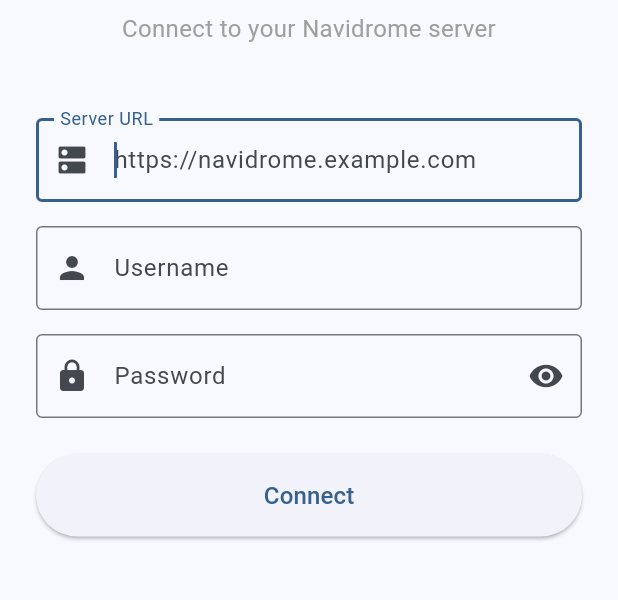
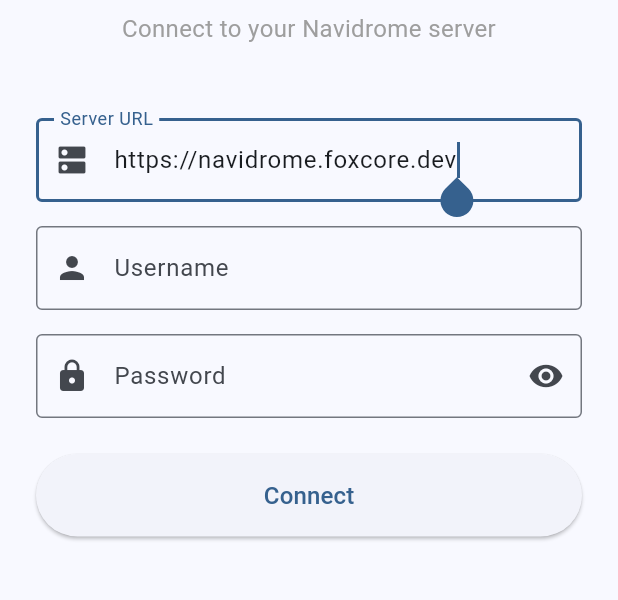
Before and after one commit to Raposo06/Anywhere-Music-Player, a Flutter app: the screen it shows after launch, on a phone screen of 412 x 824 dp, the part 452-1052 px from its top. Run offline on Flutter 3.47's test engine with Material 3 defaults, Android fonts, the phone set to English and light mode, and no system bars; our stand-ins replace audio_service, cached_network_image, flutter_secure_storage, just_audio, permission_handler, shared_preferences; missing offline and left inert: smtc_windows, windows_taskbar; accounts and stored records are empty.

Commit message:
Default server URL to https://navidrome.foxcore.dev
https://claude.ai/code/session_01QbmW243eJhAHBmQnZjpf1D

```diff
--- a/flutter_app/lib/screens/login_screen.dart
+++ b/flutter_app/lib/screens/login_screen.dart
@@ -12,7 +12,7 @@ class LoginScreen extends StatefulWidget {
 
 class _LoginScreenState extends State<LoginScreen> {
   final _formKey = GlobalKey<FormState>();
-  final _serverUrlController = TextEditingController();
+  final _serverUrlController = TextEditingController(text: 'https://navidrome.foxcore.dev');
   final _usernameController = TextEditingController();
   final _passwordController = TextEditingController();
   bool _obscurePassword = true;
```
